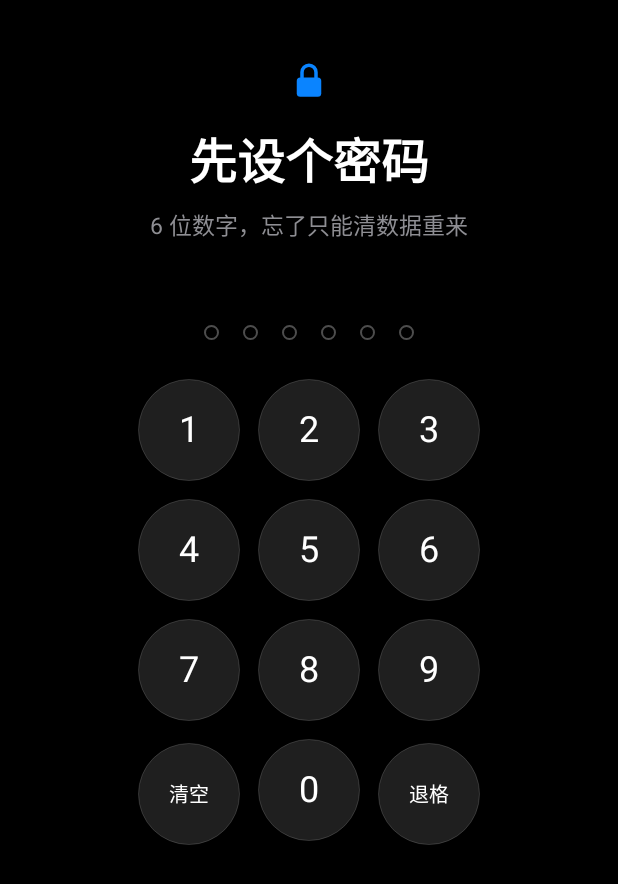
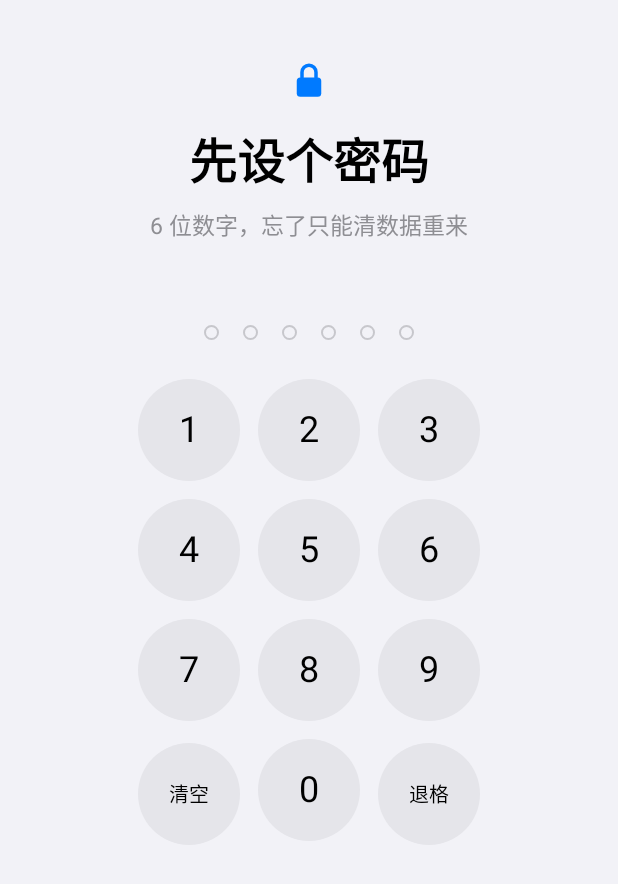
Before and after one commit to AKATSUKI420/tingyixia, an Android app: the screen it shows after launch (SetupActivity), on a phone screen of 412 x 824 dp. Shown: the top 884 px of the screen. Run offline under Robolectric (Android 15) with nearby library versions, the phone set to English and light mode, and no system bars.

Commit message:
界面改成苹果风浅色（问题3）

```diff
--- a/app/src/main/java/com/scrollguard/IosSwitch.java
+++ b/app/src/main/java/com/scrollguard/IosSwitch.java
@@ -25,8 +25,8 @@ public class IosSwitch extends View {
     private static final int TRACK_W_DP = 51;
     private static final int TRACK_H_DP = 31;
     private static final float THUMB_DP = 27f;
-    private static final int TRACK_OFF = 0xFF39393D;
-    private static final int TRACK_ON = 0xFF30D158;
+    private static final int TRACK_OFF = 0xFFE9E9EA;
+    private static final int TRACK_ON = 0xFF34C759;
 
     private final Paint trackPaint = new Paint(Paint.ANTI_ALIAS_FLAG);
     private final Paint thumbPaint = new Paint(Paint.ANTI_ALIAS_FLAG);
--- a/app/src/main/res/drawable/dot_off.xml
+++ b/app/src/main/res/drawable/dot_off.xml
@@ -3,5 +3,5 @@
     <solid android:color="#00000000" />
     <stroke
         android:width="1.5dp"
-        android:color="#4DFFFFFF" />
+        android:color="#FFC7C7CC" />
 </shape>
--- a/app/src/main/res/drawable/key_bg.xml
+++ b/app/src/main/res/drawable/key_bg.xml
@@ -1,6 +1,6 @@
 <?xml version="1.0" encoding="utf-8"?>
 <ripple xmlns:android="http://schemas.android.com/apk/res/android"
-    android:color="#33FFFFFF">
+    android:color="#33000000">
     <item android:id="@android:id/mask">
         <shape android:shape="oval">
             <solid android:color="#FFFFFFFF" />
--- a/app/src/main/res/drawable/key_shape.xml
+++ b/app/src/main/res/drawable/key_shape.xml
@@ -1,7 +1,4 @@
 <?xml version="1.0" encoding="utf-8"?>
 <shape xmlns:android="http://schemas.android.com/apk/res/android" android:shape="oval">
-    <solid android:color="#1FFFFFFF" />
-    <stroke
-        android:width="0.5dp"
-        android:color="#26FFFFFF" />
+    <solid android:color="#FFE5E5EA" />
 </shape>
--- a/app/src/main/res/layout/overlay_lock.xml
+++ b/app/src/main/res/layout/overlay_lock.xml
@@ -31,7 +31,7 @@
                 android:alpha="0.92"
                 android:contentDescription="@null"
                 android:src="@drawable/ic_lock"
-                android:tint="@color/text" />
+                android:tint="@color/accent" />
 
             <TextView
                 android:id="@+id/lock_kicker"
--- a/app/src/main/res/values/colors.xml
+++ b/app/src/main/res/values/colors.xml
@@ -1,16 +1,16 @@
 <?xml version="1.0" encoding="utf-8"?>
 <resources>
-    <!-- iOS 深色模式的基础色板：纯黑底、分组卡片、系统蓝/绿/红 -->
-    <color name="bg">#FF000000</color>
-    <color name="card">#FF1C1C1E</color>
-    <color name="card_pressed">#FF2C2C2E</color>
-    <color name="text">#FFFFFFFF</color>
+    <!-- iOS 浅色模式的基础色板：分组灰底、白卡片、系统蓝/绿/红 -->
+    <color name="bg">#FFF2F2F7</color>
+    <color name="card">#FFFFFFFF</color>
+    <color name="card_pressed">#FFE5E5EA</color>
+    <color name="text">#FF000000</color>
     <color name="dim">#FF8E8E93</color>
-    <color name="dim2">#FF636366</color>
-    <color name="separator">#FF38383A</color>
-    <color name="accent">#FF0A84FF</color>
-    <color name="good">#FF30D158</color>
-    <color name="bad">#FFFF453A</color>
-    <color name="warn">#FFFF9F0A</color>
-    <color name="ic_launcher_bg">#FF000000</color>
+    <color name="dim2">#FFC7C7CC</color>
+    <color name="separator">#FFC6C6C8</color>
+    <color name="accent">#FF007AFF</color>
+    <color name="good">#FF34C759</color>
+    <color name="bad">#FFFF3B30</color>
+    <color name="warn">#FFFF9500</color>
+    <color name="ic_launcher_bg">#FFF2F2F7</color>
 </resources>
--- a/app/src/main/res/values/styles.xml
+++ b/app/src/main/res/values/styles.xml
@@ -1,6 +1,6 @@
 <?xml version="1.0" encoding="utf-8"?>
 <resources>
-    <style name="AppTheme" parent="@android:style/Theme.Material.NoActionBar">
+    <style name="AppTheme" parent="@android:style/Theme.Material.Light.NoActionBar">
         <item name="android:windowBackground">@color/bg</item>
         <item name="android:colorAccent">@color/accent</item>
         <item name="android:statusBarColor">@color/bg</item>
@@ -9,12 +9,12 @@
         <item name="android:textColorSecondary">@color/dim</item>
         <item name="android:colorControlActivated">@color/accent</item>
         <item name="android:colorControlNormal">@color/dim</item>
-        <item name="android:windowLightStatusBar">false</item>
-        <item name="android:windowLightNavigationBar">false</item>
+        <item name="android:windowLightStatusBar">true</item>
+        <item name="android:windowLightNavigationBar">true</item>
         <item name="android:alertDialogTheme">@style/AppDialog</item>
     </style>
 
-    <style name="LockTheme" parent="@android:style/Theme.Material.NoActionBar">
+    <style name="LockTheme" parent="@android:style/Theme.Material.Light.NoActionBar">
         <item name="android:windowBackground">@color/bg</item>
         <item name="android:windowFullscreen">true</item>
         <item name="android:statusBarColor">@color/bg</item>
@@ -22,15 +22,17 @@
         <item name="android:colorAccent">@color/accent</item>
         <item name="android:textColorPrimary">@color/text</item>
         <item name="android:textColorSecondary">@color/dim</item>
-        <item name="android:windowLightStatusBar">false</item>
-        <item name="android:windowLightNavigationBar">false</item>
+        <item name="android:windowLightStatusBar">true</item>
+        <item name="android:windowLightNavigationBar">true</item>
     </style>
 
-    <style name="AppDialog" parent="@android:style/Theme.Material.Dialog.Alert">
+    <style name="AppDialog" parent="@android:style/Theme.Material.Light.Dialog.Alert">
         <item name="android:windowBackground">@drawable/dialog_bg</item>
         <item name="android:colorAccent">@color/accent</item>
         <item name="android:textColorPrimary">@color/text</item>
         <item name="android:textColorSecondary">@color/dim</item>
+        <item name="android:windowLightStatusBar">true</item>
+        <item name="android:windowLightNavigationBar">true</item>
         <item name="android:windowMinWidthMajor">80%</item>
         <item name="android:windowMinWidthMinor">80%</item>
     </style>
```
Also changed, not shown: app/src/main/java/com/scrollguard/Ui.java (+5 -4 lines), app/src/main/res/drawable/lock_bg.xml (+4 -4 lines), 5 other files.
